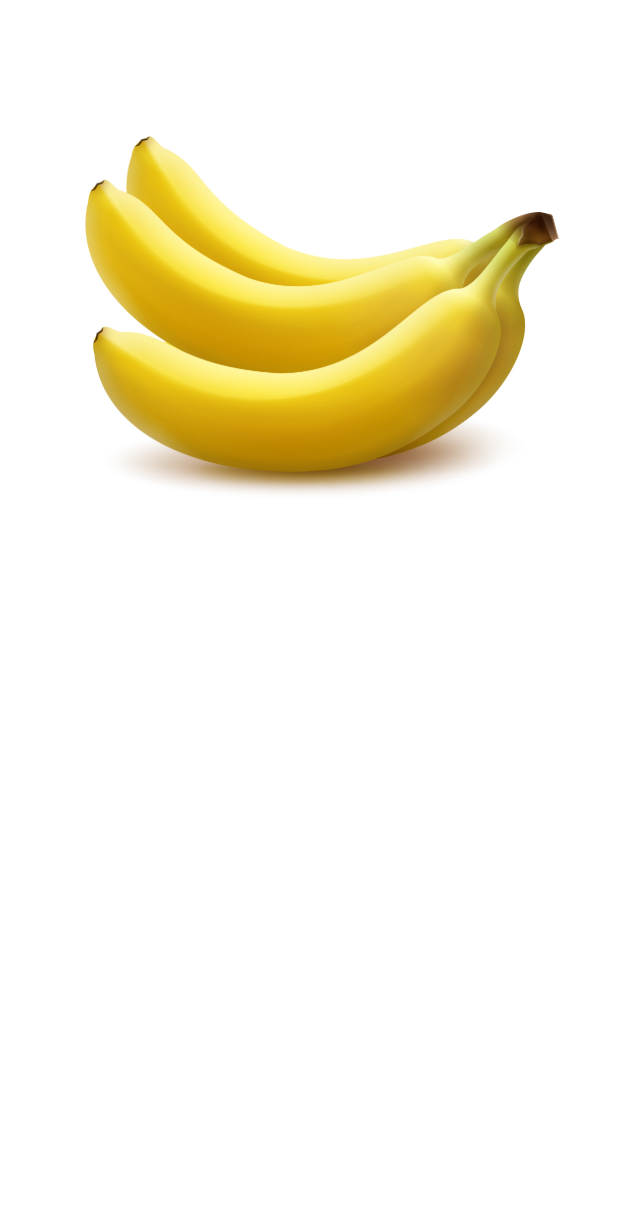
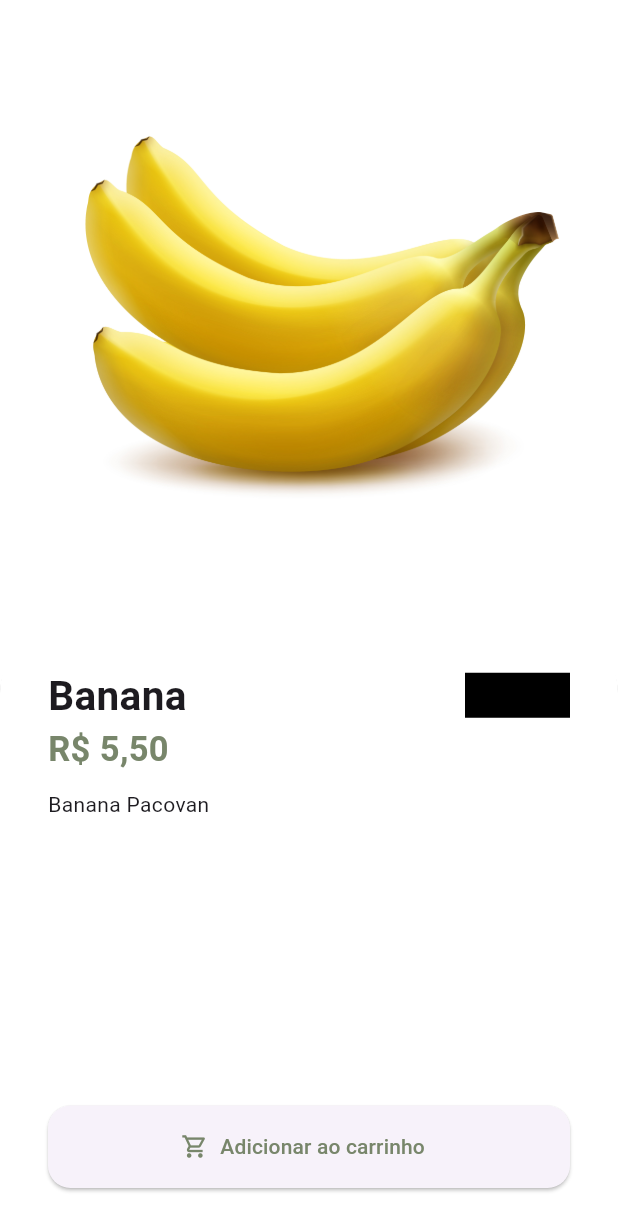
Before and after one commit to matheusbeezerra/store_app, a Flutter app: the HomeTab screen opened directly, after a tap on "Banana", on a phone screen of 412 x 824 dp. Shown: the top 1231 px of the screen. Run offline on Flutter 3.47's test engine with Material 3 defaults, Android fonts, the phone set to English and light mode, and no system bars; our stand-ins replace animated_bottom_navigation_bar, animated_text_kit, badges, mask_text_input_formatter; missing offline and left inert: cpf_cnpj_validator.

Commit message:
page product

```diff
--- a/lib/main.dart
+++ b/lib/main.dart
@@ -1,3 +1,4 @@
+import 'package:app_store/src/config/custom_color.dart';
 import 'package:app_store/src/pages/auth/sign_in_screen.dart';
 import 'package:flutter/material.dart';
 
@@ -13,8 +14,8 @@ class MyApp extends StatelessWidget {
     return MaterialApp(
       title: 'Flutter Demo',
       theme: ThemeData(
-        primarySwatch: Colors.red,
-        scaffoldBackgroundColor: Colors.white,
+        primarySwatch: CustomColor.customSwatchColor,
+        scaffoldBackgroundColor: Colors.lightGreen.shade50,
       ),
       debugShowCheckedModeBanner: false,
       home: const SignInScreen(),
--- a/lib/src/config/custom_color.dart
+++ b/lib/src/config/custom_color.dart
@@ -1,7 +1,7 @@
 import 'package:flutter/material.dart';
 
 Map<int, Color> _swatchOpacity = {
-  50: const Color.fromRGBO(244, 67, 54, .1),
+  50: Color.fromARGB(24, 54, 244, 200),
   100: const Color.fromRGBO(244, 67, 54, .2),
   200: const Color.fromRGBO(244, 67, 54, .3),
   300: const Color.fromRGBO(244, 67, 54, .4),
@@ -14,9 +14,10 @@ Map<int, Color> _swatchOpacity = {
 };
 
 abstract class CustomColor {
-  static Color customContrastColor = Colors.red.shade700;
+  static Color customContrastColor = MaterialColor(0xFF4d5348, _swatchOpacity);
 
-  static Color customPurpleColor = Colors.purple.shade700;
+  static Color customPurpleColor = Colors.black;
 
-  static MaterialColor customSwatchColor = MaterialColor(0xFFF44336, _swatchOpacity);
+  static MaterialColor customSwatchColor =
+      MaterialColor(0xFF78866b, _swatchOpacity);
 }
--- a/lib/src/pages/auth/sign_in_screen.dart
+++ b/lib/src/pages/auth/sign_in_screen.dart
@@ -40,14 +40,14 @@ class _SignInScreenState extends State<SignInScreen> {
                         ),
                         children: [
                           const TextSpan(
-                            text: 'Ifood',
+                            text: 'Compre',
                             style: TextStyle(
                               color: Colors.white,
                               fontWeight: FontWeight.bold,
                             ),
                           ),
                           TextSpan(
-                            text: 'Market',
+                            text: 'Bem',
                             style: TextStyle(
                               color: CustomColor.customPurpleColor,
                               fontWeight: FontWeight.bold,
--- a/lib/src/pages/base/base_screen.dart
+++ b/lib/src/pages/base/base_screen.dart
@@ -1,4 +1,5 @@
 import 'package:animated_bottom_navigation_bar/animated_bottom_navigation_bar.dart';
+import 'package:app_store/src/config/custom_color.dart';
 import 'package:app_store/src/pages/home/home_tab.dart';
 import 'package:flutter/material.dart';
 
@@ -50,10 +51,10 @@ class _BaseScreenState extends State<BaseScreen> {
       ),
       floatingActionButton: FloatingActionButton(
         onPressed: onHomeTapped,
-        backgroundColor: currentIndex == 0 ? Colors.white : Colors.red,
+        backgroundColor: currentIndex == 0 ? Colors.white : CustomColor.customSwatchColor,
         child: Icon(
           Icons.home_outlined,
-          color: currentIndex == 0 ? Colors.red : Colors.white,  // Animação de cor no ícone
+          color: currentIndex == 0 ? CustomColor.customContrastColor : Colors.white,  // Animação de cor no ícone
         ),
       ),
       floatingActionButtonLocation: FloatingActionButtonLocation.centerDocked,
@@ -65,7 +66,7 @@ class _BaseScreenState extends State<BaseScreen> {
         leftCornerRadius: 32,
         rightCornerRadius: 32,
         onTap: onNavBarTapped,
-        backgroundColor: Colors.red,
+        backgroundColor: CustomColor.customContrastColor,
         activeColor: Colors.white,
         inactiveColor: Colors.white.withAlpha(100),
       ),
--- a/lib/src/pages/home/home_tab.dart
+++ b/lib/src/pages/home/home_tab.dart
@@ -38,15 +38,18 @@ class _HomeTabState extends State<HomeTab> {
             ),
             children: [
               TextSpan(
-                  text: 'Ifood',
+                  text: 'Compre',
                   style: TextStyle(
                       color: CustomColor.customSwatchColor,
                       fontWeight: FontWeight.bold)),
               TextSpan(
-                  text: 'Market',
+                  text: 'Bem',
                   style: TextStyle(
                       color: CustomColor.customPurpleColor,
-                      fontWeight: FontWeight.bold)),
+                      fontWeight: FontWeight.bold,
+                      fontSize: 30,
+                ),
+              ),
             ],
           ),
         ),
@@ -64,12 +67,12 @@ class _HomeTabState extends State<HomeTab> {
                       fontWeight: FontWeight.bold,
                       fontSize: 10),
                 ),
-                child: const Icon(Icons.shopping_cart, color: Colors.red),
                 badgeAnimation: const badges.BadgeAnimation.fade(),
                 badgeStyle: badges.BadgeStyle(
                   badgeColor:
-                      const Color.fromARGB(255, 100, 17, 114).withAlpha(200),
+                       Colors.black.withAlpha(200),
                 ),
+                child:  Icon(Icons.shopping_cart, color: CustomColor.customSwatchColor),
               ),
             ),
           ),
@@ -119,7 +122,7 @@ class _HomeTabState extends State<HomeTab> {
           ),
           const SizedBox(height: 10),
           Padding(
-            padding: EdgeInsets.only(left: 26),
+            padding: const EdgeInsets.only(left: 26),
             child: Align(
                 alignment: Alignment.centerLeft,
                 child: Text(
--- a/lib/src/pages/product/product_screen.dart
+++ b/lib/src/pages/product/product_screen.dart
@@ -1,10 +1,13 @@
+import 'package:app_store/src/config/custom_color.dart';
 import 'package:app_store/src/models/item_model.dart';
+import 'package:app_store/src/services/utils_services.dart';
 import 'package:flutter/material.dart';
 
 class ProductScreen extends StatelessWidget {
-  const ProductScreen({super.key, required this.item});
+  ProductScreen({super.key, required this.item});
 
   final ItemModel item;
+  final UtilsServices utilsServices = UtilsServices();
 
   @override
   Widget build(BuildContext context) {
@@ -16,7 +19,88 @@ class ProductScreen extends StatelessWidget {
             child: Image.asset(item.imgUrl),
           ),
           Expanded(
-            child: Container(),
+            child: Container(
+              padding: const EdgeInsets.all(32),
+              decoration: const BoxDecoration(
+                color: Colors.white,
+                borderRadius: BorderRadius.vertical(
+                  top: Radius.circular(50),
+                ),
+                boxShadow: [
+                  BoxShadow(
+                    color: Colors.grey,
+                    offset: Offset(0, 2),
+                  )
+                ],
+              ),
+              child: Column(
+                crossAxisAlignment: CrossAxisAlignment.stretch,
+                children: [
+                  Row(
+                    children: [
+                      Expanded(
+                        child: Text(
+                          item.itemName,
+                          maxLines: 2,
+                          overflow: TextOverflow.ellipsis,
+                          style: const TextStyle(
+                            fontSize: 27,
+                            fontWeight: FontWeight.bold,
+                          ),
+                        ),
+                      ),
+                      Container(
+                        height: 30,
+                        width: 70,
+                        color: Colors.black,
+                      ),
+                    ],
+                  ),
+                  Text(
+                    utilsServices.priceToCurrency(item.price),
+                    style: TextStyle(
+                      fontSize: 23,
+                      fontWeight: FontWeight.bold,
+                      color: CustomColor.customSwatchColor,
+                    ),
+                  ),
+                  Expanded(
+                    child: Padding(
+                      padding: const EdgeInsets.symmetric(vertical: 10),
+                      child: SingleChildScrollView(
+                        child: Text(
+                          item.description,
+                          style: const TextStyle(
+                            height: 1.5,
+                          ),
+                        ),
+                      ),
+                    ),
+                  ),
+                  SizedBox(
+                    height: 55,
+                    child: ElevatedButton.icon(
+                      style: ElevatedButton.styleFrom(
+                        shape: RoundedRectangleBorder(
+                          borderRadius: BorderRadius.circular(15),
+                        ),
+                      ),
+                      onPressed: () {},
+                      label: Text(
+                        'Adicionar ao carrinho',
+                        style: TextStyle(
+                          color: CustomColor.customSwatchColor,
+                        ),
+                      ),
+                      icon: Icon(
+                        Icons.shopping_cart_outlined,
+                        color: CustomColor.customSwatchColor,
+                      ),
+                    ),
+                  ),
+                ],
+              ),
+            ),
           ),
         ],
       ),
```
Also changed, not shown: flutter_02.png (added).
